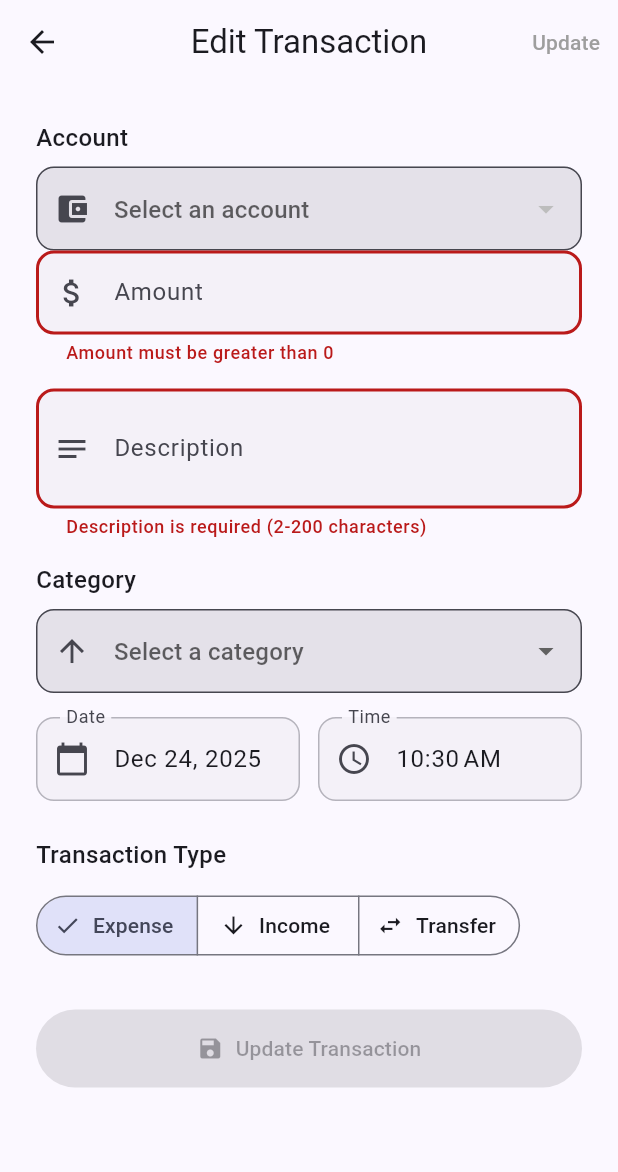
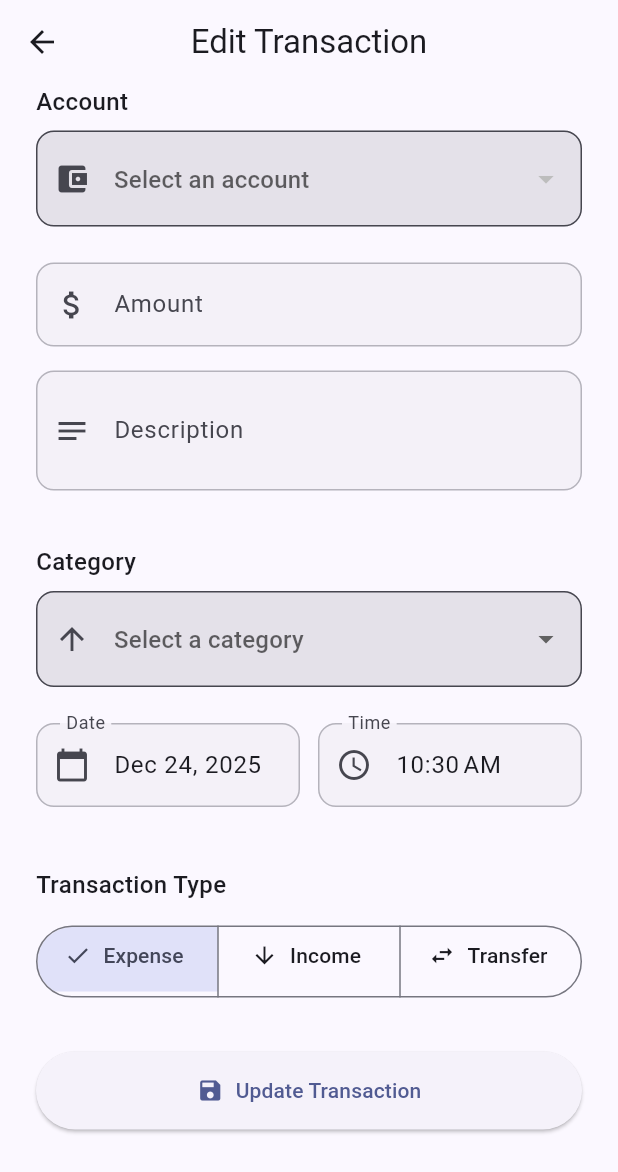
Before and after one commit to camilod529/pocket_guard, a Flutter app: the TransactionFormScreen screen opened directly with empty values, on a phone screen of 412 x 824 dp. Shown: the top 1172 px of the screen. Run offline on Flutter 3.47's test engine with Material 3 defaults, Android fonts, the phone set to English and light mode, and no system bars; our stand-ins replace animate_do, drift, drift_flutter, flutter_riverpod, formz, go_router and 2 more; missing offline and left inert: sqlite3; accounts and stored records are empty; generated files the repository leaves out were written again.

Commit message:
feat: Enhance form handling by adding isFormPure state and improving validation feedback

```diff
--- a/lib/presentation/providers/account/account_form_provider.dart
+++ b/lib/presentation/providers/account/account_form_provider.dart
@@ -100,6 +100,7 @@ class AccountForm extends _$AccountForm {
       currentState.copyWith(
         name: name,
         currency: currency,
+        isFormPure: false,
         isFormValid: Formz.validate([name, currency]),
       ),
     );
@@ -111,9 +112,11 @@ class AccountFormState {
   final String id;
   final AccountName name;
   final AccountCurrency currency;
+  final bool isFormPure;
 
   const AccountFormState({
     this.isFormValid = false,
+    this.isFormPure = true,
     this.id = GlobalConstants.createId,
     this.name = const AccountName.pure(),
     this.currency = const AccountCurrency.pure(),
@@ -124,12 +127,14 @@ class AccountFormState {
     String? id,
     AccountName? name,
     AccountCurrency? currency,
+    bool? isFormPure,
   }) {
     return AccountFormState(
       isFormValid: isFormValid ?? this.isFormValid,
       id: id ?? this.id,
       name: name ?? this.name,
       currency: currency ?? this.currency,
+      isFormPure: isFormPure ?? this.isFormPure,
     );
   }
 }
--- a/lib/presentation/providers/transaction/transaction_form_provider.dart
+++ b/lib/presentation/providers/transaction/transaction_form_provider.dart
@@ -236,6 +236,7 @@ class TransactionForm extends _$TransactionForm {
         description: description,
         category: category,
         account: account,
+        isFormPure: false,
         isFormValid: Formz.validate([amount, description, category, account]),
       ),
     );
@@ -253,7 +254,7 @@ class TransactionFormState {
   final String? accountId;
   final DateTime date;
   final TransactionType type;
-  final bool isPure;
+  final bool isFormPure;
 
   const TransactionFormState({
     this.isFormValid = false,
@@ -266,7 +267,7 @@ class TransactionFormState {
     this.accountId,
     required this.date,
     required this.type,
-    this.isPure = true,
+    this.isFormPure = true,
   });
 
   String? get amountError =>
@@ -287,7 +288,7 @@ class TransactionFormState {
     String? categoryId,
     DateTime? date,
     TransactionType? type,
-    bool? isPure,
+    bool? isFormPure,
     String? accountId,
   }) {
     return TransactionFormState(
@@ -300,7 +301,7 @@ class TransactionFormState {
       categoryId: categoryId ?? this.categoryId,
       date: date ?? this.date,
       type: type ?? this.type,
-      isPure: isPure ?? this.isPure,
+      isFormPure: isFormPure ?? this.isFormPure,
       accountId: accountId ?? this.accountId,
     );
   }
--- a/lib/presentation/screens/transaction_form_screen.dart
+++ b/lib/presentation/screens/transaction_form_screen.dart
@@ -44,41 +44,35 @@ class _TransactionFormScreenState extends ConsumerState<TransactionFormScreen> {
         return Scaffold(
           appBar: AppBar(
             title: Text(isCreating ? 'New Transaction' : 'Edit Transaction'),
-            actions: [
-              TextButton(
-                onPressed: formState.isFormValid
-                    ? () => _handleSubmit(context, ref)
-                    : null,
-                child: Text(
-                  isCreating ? 'Create' : 'Update',
-                  style: TextStyle(
-                    color: formState.isFormValid
-                        ? Theme.of(context).colorScheme.primary
-                        : Colors.grey,
-                  ),
-                ),
-              ),
-            ],
           ),
           body: SafeArea(
             child: SingleChildScrollView(
-              padding: const EdgeInsets.all(24.0),
+              padding: MediaQuery.of(
+                context,
+              ).padding.copyWith(top: 0, bottom: 20),
+              child: ConstrainedBox(
+                constraints: BoxConstraints(
+                  minHeight: MediaQuery.of(context).size.height * 0.8,
+                ),
+                child: IntrinsicHeight(
+                  child: Padding(
+                    padding: const EdgeInsets.symmetric(horizontal: 24.0),
                     child: Column(
                       crossAxisAlignment: CrossAxisAlignment.stretch,
                       children: [
                         // account Selector
                         _buildAccountSelector(formState, accountsAsync),
+                        const SizedBox(height: 16),
+
                         // Amount Field
-                  CustomFormField(
+                        SizedBox(
+                          child: CustomFormField(
                             initialValue: formState.amount.value,
                             label: 'Amount',
                             hintText: '0.00',
-                    errorText: formState.amount.error != null
-                        ? 'Amount must be greater than 0'
-                        : null,
-                    showError:
-                        !formState.amount.isPure &&
-                        formState.amount.error != null,
+                            errorText: formState.isFormPure
+                                ? null
+                                : formState.amountError,
                             prefixIcon: const Icon(Icons.attach_money),
                             keyboardType: const TextInputType.numberWithOptions(
                               decimal: true,
@@ -98,19 +92,19 @@ class _TransactionFormScreenState extends ConsumerState<TransactionFormScreen> {
                                   .amountChanged(value);
                             },
                           ),
+                        ),
                         const SizedBox(height: 16),
 
                         // Description Field
-                  CustomFormField(
+                        SizedBox(
+                          height: 100, // Fixed height for multi-line field
+                          child: CustomFormField(
                             initialValue: formState.description.value,
                             label: 'Description',
                             hintText: 'Enter transaction description',
-                    errorText: formState.description.error != null
-                        ? 'Description is required (2-200 characters)'
-                        : null,
-                    showError:
-                        !formState.description.isPure &&
-                        formState.description.error != null,
+                            errorText: formState.isFormPure
+                                ? null
+                                : formState.descriptionError,
                             prefixIcon: const Icon(Icons.notes_outlined),
                             keyboardType: TextInputType.text,
                             maxLines: 2,
@@ -124,6 +118,7 @@ class _TransactionFormScreenState extends ConsumerState<TransactionFormScreen> {
                                   .descriptionChanged(value);
                             },
                           ),
+                        ),
                         const SizedBox(height: 16),
 
                         // Category Selector
@@ -133,28 +128,35 @@ class _TransactionFormScreenState extends ConsumerState<TransactionFormScreen> {
                         // Date and Time Row
                         Row(
                           children: [
-                      // Date Picker
                             Expanded(
                               child: GestureDetector(
-                          onTap: () => _selectDate(context, formState.date),
+                                onTap: () =>
+                                    _selectDate(context, formState.date),
                                 child: AbsorbPointer(
+                                  child: SizedBox(
+                                    height: 72,
                                     child: CustomFormField(
                                       controller: _dateController,
                                       label: 'Date',
                                       hintText: 'Select date',
-                              prefixIcon: const Icon(Icons.calendar_today),
+                                      prefixIcon: const Icon(
+                                        Icons.calendar_today,
+                                      ),
                                       readOnly: true,
                                       onChanged: (_) {},
                                     ),
                                   ),
                                 ),
                               ),
+                            ),
                             const SizedBox(width: 12),
-                      // Time Picker
                             Expanded(
                               child: GestureDetector(
-                          onTap: () => _selectTime(context, formState.date),
+                                onTap: () =>
+                                    _selectTime(context, formState.date),
                                 child: AbsorbPointer(
+                                  child: SizedBox(
+                                    height: 72,
                                     child: CustomFormField(
                                       controller: _timeController,
                                       label: 'Time',
@@ -166,37 +168,45 @@ class _TransactionFormScreenState extends ConsumerState<TransactionFormScreen> {
                                   ),
                                 ),
                               ),
+                            ),
                           ],
                         ),
                         const SizedBox(height: 24),
 
                         // Transaction Type Selector
                         _buildTransactionTypeSelector(formState),
+                        const Spacer(), // Pushes button to bottom
                         const SizedBox(height: 32),
 
                         // Submit Button
                         ElevatedButton.icon(
-                    onPressed: formState.isFormValid
+                          onPressed:
+                              formState.isFormPure || formState.isFormValid
                               ? () => _handleSubmit(context, ref)
                               : null,
                           icon: const Icon(Icons.save),
                           label: Text(
-                      isCreating ? 'Create Transaction' : 'Update Transaction',
+                            isCreating
+                                ? 'Create Transaction'
+                                : 'Update Transaction',
                           ),
                           style: ElevatedButton.styleFrom(
                             padding: const EdgeInsets.symmetric(vertical: 16),
                           ),
                         ),
+
+                        const SizedBox(height: 24),
                       ],
+                    ),
+                  ),
+                ),
               ),
             ),
           ),
         );
       },
-      loading: () => Scaffold(
-        appBar: AppBar(title: const Text('Transaction')),
-        body: const Center(child: CircularProgressIndicator()),
-      ),
+      loading: () =>
+          const Scaffold(body: Center(child: CircularProgressIndicator())),
       error: (error, stack) => Scaffold(
         appBar: AppBar(title: const Text('Transaction')),
         body: Center(
@@ -205,7 +215,10 @@ class _TransactionFormScreenState extends ConsumerState<TransactionFormScreen> {
             children: [
               const Icon(Icons.error_outline, size: 48, color: Colors.red),
               const SizedBox(height: 16),
-              Text('Error loading transaction: $error'),
+              Padding(
+                padding: const EdgeInsets.symmetric(horizontal: 24),
+                child: Text('Error loading transaction: $error'),
+              ),
               const SizedBox(height: 16),
               ElevatedButton(
                 onPressed: () => context.pop(),
@@ -231,15 +244,18 @@ class _TransactionFormScreenState extends ConsumerState<TransactionFormScreen> {
   ) {
     return accountsAsync.when(
       data: (accounts) {
-        return Column(
-          crossAxisAlignment: CrossAxisAlignment.start,
+        return IntrinsicHeight(
+          child: Column(
+            crossAxisAlignment: CrossAxisAlignment.stretch,
             children: [
               const Text(
                 'Account',
                 style: TextStyle(fontSize: 16, fontWeight: FontWeight.w500),
               ),
               const SizedBox(height: 8),
-            DropdownButtonFormField<String>(
+              SizedBox(
+                height: 72,
+                child: DropdownButtonFormField<String>(
                   initialValue: formState.accountId,
                   decoration: InputDecoration(
                     hintText: 'Select an account',
@@ -248,7 +264,12 @@ class _TransactionFormScreenState extends ConsumerState<TransactionFormScreen> {
                       borderRadius: BorderRadius.circular(12),
                     ),
                     filled: true,
+                    contentPadding: const EdgeInsets.symmetric(
+                      horizontal: 16,
+                      vertical: 20,
                     ),
+                  ),
+                  isExpanded: true,
                   items: accounts.map((account) {
                     return DropdownMenuItem(
                       value: account.id,
@@ -259,13 +280,28 @@ class _TransactionFormScreenState extends ConsumerState<TransactionFormScreen> {
                     if (value != null) {
                       ref
                           .read(
-                        transactionFormProvider(widget.transactionId).notifier,
+                            transactionFormProvider(
+                              widget.transactionId,
+                            ).notifier,
                           )
                           .accountChanged(value);
                     }
                   },
                 ),
+              ),
+              if (formState.accountId == null && !formState.isFormPure)
+                Padding(
+                  padding: const EdgeInsets.only(left: 12, top: 8),
+                  child: Text(
+                    'Please select an account',
+                    style: TextStyle(
+                      color: Theme.of(context).colorScheme.error,
+                      fontSize: 12,
+                    ),
+                  ),
+                ),
             ],
+          ),
         );
       },
       loading: () => const Column(
@@ -298,15 +334,18 @@ class _TransactionFormScreenState extends ConsumerState<TransactionFormScreen> {
           return cat.type == formState.type;
         }).toList();
 
-        return Column(
-          crossAxisAlignment: CrossAxisAlignment.start,
+        return IntrinsicHeight(
+          child: Column(
+            crossAxisAlignment: CrossAxisAlignment.stretch,
             children: [
               const Text(
                 'Category',
                 style: TextStyle(fontSize: 16, fontWeight: FontWeight.w500),
               ),
               const SizedBox(height: 8),
-            DropdownButtonFormField<String>(
+              SizedBox(
+                height: 72,
+                child: DropdownButtonFormField<String>(
                   initialValue: formState.categoryId,
                   decoration: InputDecoration(
                     hintText: 'Select a category',
@@ -315,7 +354,12 @@ class _TransactionFormScreenState extends ConsumerState<TransactionFormScreen> {
                       borderRadius: BorderRadius.circular(12),
                     ),
                     filled: true,
+                    contentPadding: const EdgeInsets.symmetric(
+                      horizontal: 16,
+                      vertical: 20,
                     ),
+                  ),
+                  isExpanded: true,
                   items: filteredCategories.map((category) {
                     return DropdownMenuItem(
                       value: category.id,
@@ -323,7 +367,7 @@ class _TransactionFormScreenState extends ConsumerState<TransactionFormScreen> {
                         children: [
                           Icon(_getCategoryIconByType(category.type)),
                           const SizedBox(width: 8),
-                      Text(category.label),
+                          Expanded(child: Text(category.label)),
                         ],
                       ),
                     );
@@ -332,13 +376,16 @@ class _TransactionFormScreenState extends ConsumerState<TransactionFormScreen> {
                     if (value != null) {
                       ref
                           .read(
-                        transactionFormProvider(widget.transactionId).notifier,
+                            transactionFormProvider(
+                              widget.transactionId,
+                            ).notifier,
                           )
                           .categoryChanged(value);
                     }
                   },
                 ),
-            if (formState.categoryId == null && !formState.isPure)
+              ),
+              if (formState.categoryId == null && !formState.isFormPure)
                 Padding(
                   padding: const EdgeInsets.only(left: 12, top: 8),
                   child: Text(
@@ -350,6 +397,7 @@ class _TransactionFormScreenState extends ConsumerState<TransactionFormScreen> {
                   ),
                 ),
             ],
+          ),
         );
       },
       loading: () => const Column(
@@ -371,16 +419,18 @@ class _TransactionFormScreenState extends ConsumerState<TransactionFormScreen> {
     );
   }
 
-  Widget _buildTransactionTypeSelector(dynamic formState) {
+  Widget _buildTransactionTypeSelector(TransactionFormState formState) {
     return Column(
-      crossAxisAlignment: CrossAxisAlignment.start,
+      crossAxisAlignment: CrossAxisAlignment.stretch,
       children: [
         const Text(
           'Transaction Type',
           style: TextStyle(fontSize: 16, fontWeight: FontWeight.w500),
         ),
         const SizedBox(height: 12),
-        SegmentedButton<TransactionType>(
+        SizedBox(
+          height: 56,
+          child: SegmentedButton<TransactionType>(
             segments: const [
               ButtonSegment(
                 value: TransactionType.expense,
@@ -405,11 +455,12 @@ class _TransactionFormScreenState extends ConsumerState<TransactionFormScreen> {
                   .typeChanged(newSelection.first);
             },
           ),
+        ),
       ],
     );
   }
 
-  dynamic _getCategoryIconByType(TransactionType type) {
+  IconData _getCategoryIconByType(TransactionType type) {
     switch (type) {
       case TransactionType.expense:
         return Icons.arrow_upward;
@@ -430,6 +481,7 @@ class _TransactionFormScreenState extends ConsumerState<TransactionFormScreen> {
           ? 'Transaction created successfully!'
           : 'Transaction updated successfully!';
 
+      if (context.mounted) {
         ScaffoldMessenger.of(context).showSnackBar(
           SnackBar(
             content: Text(message),
@@ -437,8 +489,11 @@ class _TransactionFormScreenState extends ConsumerState<TransactionFormScreen> {
             duration: const Duration(seconds: 2),
           ),
         );
+      }
 
+      if (context.mounted) {
         context.pop();
+      }
     } else if (context.mounted) {
       ScaffoldMessenger.of(context).showSnackBar(
         const SnackBar(
@@ -457,7 +512,7 @@ class _TransactionFormScreenState extends ConsumerState<TransactionFormScreen> {
       lastDate: DateTime(2101),
     );
 
-    if (picked != null) {
+    if (picked != null && mounted) {
       // Combine picked date with current time
       final newDateTime = DateTime(
         picked.year,
@@ -479,7 +534,7 @@ class _TransactionFormScreenState extends ConsumerState<TransactionFormScreen> {
       initialTime: TimeOfDay.fromDateTime(currentDate),
     );
 
-    if (picked != null) {
+    if (picked != null && mounted) {
       // Combine current date with picked time
       final newDateTime = DateTime(
         currentDate.year,
--- a/lib/presentation/widgets/shared/forms/custom_form_field.dart
+++ b/lib/presentation/widgets/shared/forms/custom_form_field.dart
@@ -21,10 +21,8 @@ class CustomFormField extends ConsumerWidget {
   final int maxLines;
   final int? minLines;
   final bool readOnly;
-  final bool showError;
   const CustomFormField({
     super.key,
-    this.showError = false,
     required this.label,
     this.readOnly = false,
     this.inputFormatters,
@@ -52,10 +50,7 @@ class CustomFormField extends ConsumerWidget {
 
     // Determine error state
 
-    return Column(
-      crossAxisAlignment: CrossAxisAlignment.start,
-      children: [
-        TextFormField(
+    return TextFormField(
       initialValue: initialValue,
       onChanged: (value) {
         onChanged?.call(value);
@@ -83,7 +78,7 @@ class CustomFormField extends ConsumerWidget {
           fontWeight: FontWeight.w500,
         ),
         labelStyle: TextStyle(
-              color: showError ? colors.error : colors.onSurfaceVariant,
+          color: errorText != null ? colors.error : colors.onSurfaceVariant,
         ),
         hintStyle: TextStyle(color: colors.onSurfaceVariant.withAlpha(150)),
         filled: true,
@@ -113,21 +108,6 @@ class CustomFormField extends ConsumerWidget {
           vertical: 16,
         ),
       ),
-        ),
-        if (errorText != null &&
-            showError &&
-            errorText?.isNotEmpty == true) ...[
-          const SizedBox(height: 4),
-          Text(
-            errorText!,
-            style: TextStyle(
-              color: colors.error,
-              fontSize: 12,
-              fontWeight: FontWeight.w500,
-            ),
-          ),
-        ],
-      ],
     );
   }
 }
```
Also changed, not shown: lib/presentation/screens/account_form_screen.dart (+5 -15 lines), lib/presentation/views/calendar_view.dart (+40 -3 lines). Lines whose indentation alone changed are shown as unchanged.
